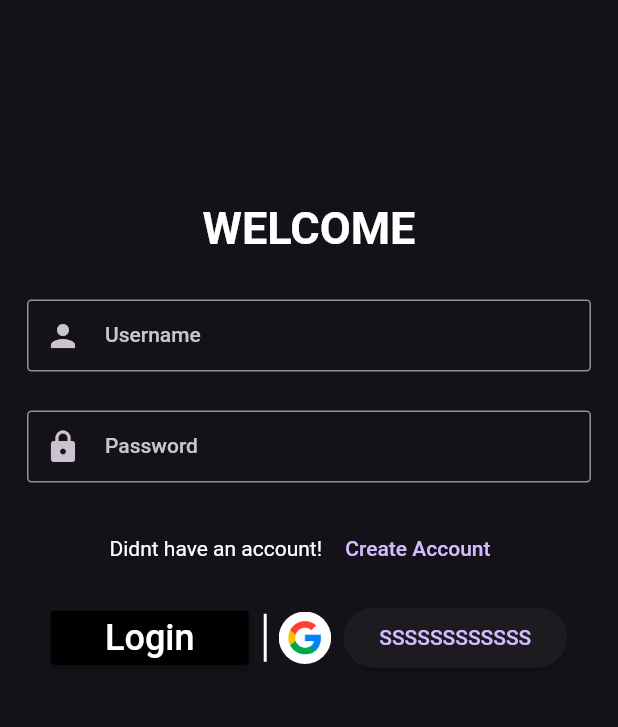
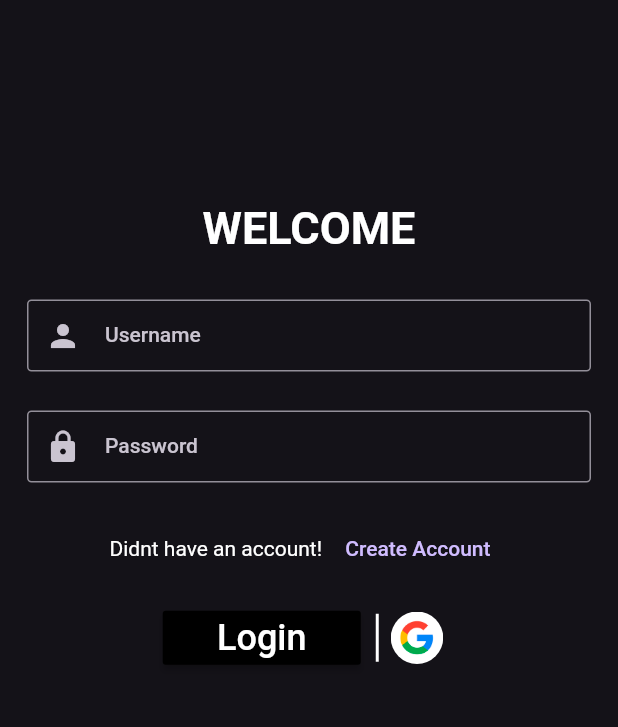
Before and after one commit to Magesh-Doodleblue/BullTech-CryptoApp-Flutter, a Flutter app: the screen it shows after launch, on a phone screen of 412 x 824 dp, the part 59-786 px from its top. Run offline on Flutter 3.47's test engine with Material 2 defaults, Android fonts, the phone set to English and light mode, and no system bars; our stand-ins replace cloud_firestore, file_picker, firebase_auth, firebase_core, firebase_messaging, firebase_storage and 7 more; missing offline and left inert: quickblox_sdk; accounts and stored records are empty.

Commit message:
7 commit

```diff
--- a/lib/login_screen.dart
+++ b/lib/login_screen.dart
@@ -63,6 +63,7 @@ class _LoginScreenPageState extends State<LoginScreenPage> {
                   TextFormField(
                     keyboardType: TextInputType.name,
                     controller: userNameController,
+                    style: const TextStyle(color: Colors.white),
                     validator: (value) {
                       if (value!.isEmpty) {
                         return 'Enter Username';
@@ -87,6 +88,7 @@ class _LoginScreenPageState extends State<LoginScreenPage> {
                   TextFormField(
                     keyboardType: TextInputType.name,
                     controller: passwordController,
+                    style: const TextStyle(color: Colors.white),
                     obscureText: true,
                     validator: (value) {
                       if (value!.isEmpty) {
@@ -179,14 +181,14 @@ class _LoginScreenPageState extends State<LoginScreenPage> {
                           });
                         },
                       ),
-                      ElevatedButton(
-                          onPressed: () {
-                            // Navigator.push(
-                            //     context,
-                            //     MaterialPageRoute(
-                            //         builder: (context) => const ()));
-                          },
-                          child: const Text("SSSSSSSSSSSS"))
+                      // ElevatedButton(
+                      //     onPressed: () {
+                      //       // Navigator.push(
+                      //       //     context,
+                      //       //     MaterialPageRoute(
+                      //       //         builder: (context) => const ()));
+                      //     },
+                      //     // child: const Text("SSSSSSSSSSSS"))
                     ],
                   ),
                 ],
```
Also changed, not shown: 1 other file.
